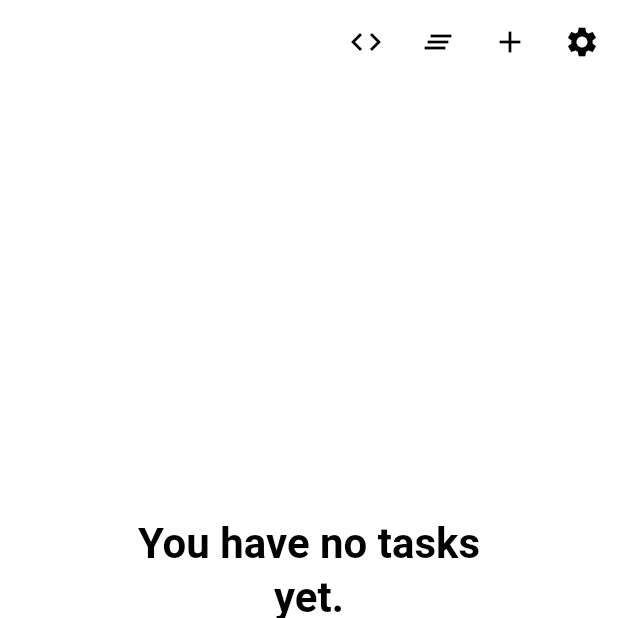
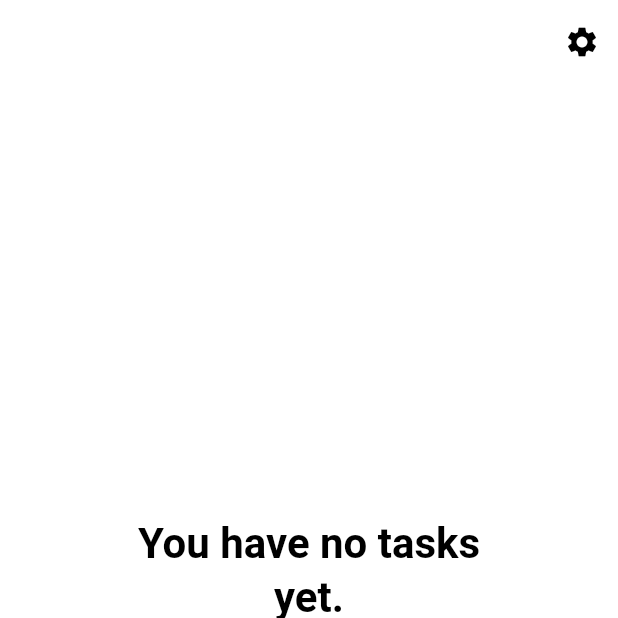
Before and after one commit to ytskk/taskline, a Flutter app: the screen it shows after launch, on a phone screen of 412 x 824 dp, the top half of it. Run offline on Flutter 3.47's test engine with Material 2 defaults, Android fonts, the phone set to English and light mode, and no system bars; drawn by our look-alikes of dynamic_color; our stand-ins replace flutter_riverpod, package_info_plus, shared_preferences.

Commit message:
theme changing animation. theme optimization.

```diff
--- a/lib/app.dart
+++ b/lib/app.dart
@@ -1,9 +1,7 @@
 import 'package:dynamic_color/dynamic_color.dart';
-// import 'package:dynamic_colorscheme/dynamic_colorscheme.dart';
 import 'package:flutter/material.dart';
 import 'package:flutter_riverpod/flutter_riverpod.dart';
-import 'package:taskline/shared/providers/tasks_clear_period_provider.dart';
-import 'package:taskline/shared/providers/theme_provider.dart';
+import 'package:taskline/shared/shared.dart';
 
 import 'features/features.dart';
 
@@ -39,24 +37,21 @@ class _AppState extends ConsumerState<App> {
 
     return DynamicColorBuilder(
       builder: (ColorScheme? lightDynamic, ColorScheme? darkDynamic) {
+        final ColorScheme lightColorScheme = lightDynamic?.copyWith(
+              surface: lightDynamic.onInverseSurface,
+            ) ??
+            light;
+        final ColorScheme darkColorScheme = darkDynamic?.copyWith() ?? dark;
+
         return Consumer(
           builder: (BuildContext context, WidgetRef ref, Widget? child) {
             final ThemeMode themeMode = ref.watch(themeModeProvider);
 
             return MaterialApp(
-              theme: ThemeData(
-                colorScheme: lightDynamic?.copyWith(
-                      surface: lightDynamic.onInverseSurface,
-                    ) ??
-                    light,
-                useMaterial3: true,
-              ),
-              darkTheme: ThemeData(
-                colorScheme: darkDynamic ?? dark,
-                brightness: Brightness.dark,
-                useMaterial3: true,
-              ),
+              theme: _configureThemeData(lightColorScheme),
+              darkTheme: _configureThemeData(darkColorScheme),
               themeMode: themeMode,
+              debugShowCheckedModeBanner: false,
               home: const TasksScreen(),
             );
           },
@@ -64,4 +59,16 @@ class _AppState extends ConsumerState<App> {
       },
     );
   }
+
+  ThemeData _configureThemeData(ColorScheme colorScheme) {
+    return ThemeData(
+      colorScheme: colorScheme,
+      useMaterial3: true,
+      scaffoldBackgroundColor: colorScheme.surface,
+      bottomAppBarColor: colorScheme.surfaceVariant,
+      appBarTheme: AppBarTheme(
+        backgroundColor: colorScheme.surface,
+      ),
+    );
+  }
 }
--- a/lib/features/settings/view/about_screen.dart
+++ b/lib/features/settings/view/about_screen.dart
@@ -12,9 +12,7 @@ class AboutScreen extends StatelessWidget {
     final theme = Theme.of(context);
 
     return Scaffold(
-      backgroundColor: theme.colorScheme.surface,
       appBar: AppBar(
-        backgroundColor: theme.colorScheme.surface,
         title: Text('About'),
       ),
       body: Center(
--- a/lib/shared/providers/filtered_tasks.dart
+++ b/lib/features/tasks/providers/cleared_tasks_provider.dart
@@ -1,8 +1,7 @@
 import 'package:flutter_riverpod/flutter_riverpod.dart';
 import 'package:taskline/features/features.dart';
-import 'package:taskline/shared/providers/tasks_clear_period_provider.dart';
-import 'package:taskline/shared/shared.dart';
 
+/// Hides completed tasks.
 final clearedTasksProvider = Provider<List<Task>>(
   (ref) {
     final tasks = ref.watch(taskListProvider);
--- a/lib/features/tasks/providers/filtered_tasks_provider.dart
+++ b/lib/features/tasks/providers/filtered_tasks_provider.dart
@@ -1,7 +1,7 @@
 import 'package:flutter_riverpod/flutter_riverpod.dart';
 import 'package:taskline/features/features.dart';
-import 'package:taskline/shared/providers/filtered_tasks.dart';
 
+/// Filters tasks according to [TaskFilter] from [taskFilterProvider].
 final filteredProvider = Provider<List<Task>>(
   (ref) {
     final TaskFilter filter = ref.watch(taskFilterProvider);
--- a/lib/features/tasks/providers/providers.dart
+++ b/lib/features/tasks/providers/providers.dart
@@ -1,2 +1,5 @@
 export 'filtered_tasks_provider.dart';
 export 'task_filter_provider.dart';
+export 'cleared_tasks_provider.dart';
+export 'task_list_provider.dart';
+export 'tasks_clear_period_provider.dart';
--- a/lib/features/tasks/providers/task_filter_provider.dart
+++ b/lib/features/tasks/providers/task_filter_provider.dart
@@ -1,6 +1,7 @@
 import 'package:flutter_riverpod/flutter_riverpod.dart';
 import 'package:taskline/features/features.dart';
 
+/// Controls filter option.
 final taskFilterProvider = StateProvider<TaskFilter>((ref) {
   return TaskFilter.all;
 });
--- a/lib/shared/providers/task_list_provider.dart
+++ b/lib/features/tasks/providers/task_list_provider.dart
@@ -2,12 +2,12 @@ import 'dart:developer';
 
 import 'package:flutter_riverpod/flutter_riverpod.dart';
 import 'package:taskline/features/features.dart';
-import 'package:taskline/shared/providers/tasks_clear_period_provider.dart';
 import 'package:taskline/shared/shared.dart';
 import 'package:uuid/uuid.dart';
 
 const _uuid = Uuid();
 
+/// Provider list of all saved tasks.
 final taskListProvider =
     StateNotifierProvider<TaskListNotifier, List<Task>>((ref) {
   final sharedUtil = ref.watch(sharedUtilityProvider);
--- a/lib/shared/providers/tasks_clear_period_provider.dart
+++ b/lib/features/tasks/providers/tasks_clear_period_provider.dart
@@ -1,6 +1,7 @@
 import 'package:flutter_riverpod/flutter_riverpod.dart';
 import 'package:taskline/shared/shared.dart';
 
+/// Control clear period of completed tasks.
 final tasksClearPeriodProvider =
     StateNotifierProvider<TasksClearPeriodNotifier, int>((ref) {
   final sharedUtil = ref.watch(sharedUtilityProvider);
--- a/lib/features/tasks/view/tasks_screen.dart
+++ b/lib/features/tasks/view/tasks_screen.dart
@@ -18,7 +18,6 @@ class _TasksScreenState extends ConsumerState<TasksScreen> {
     final isTasksListNotEmpty = ref.watch(taskListProvider).isNotEmpty;
 
     return Scaffold(
-      backgroundColor: colorScheme.surface,
       bottomNavigationBar: AnimatedSlide(
         offset: Offset(0, isTasksListNotEmpty ? 0 : 1),
         duration: const Duration(milliseconds: 200),
@@ -43,31 +42,31 @@ class _TasksScreenState extends ConsumerState<TasksScreen> {
         ),
       ),
       appBar: AppBar(
-        backgroundColor: colorScheme.surface,
         actions: [
-          IconButton(
-            onPressed: () {
-              ref.read(sharedUtilityProvider).getPreferencesString();
-            },
-            icon: Icon(Icons.code),
-            tooltip: 'Get string',
-          ),
-          IconButton(
-            onPressed: () {
-              ref.read(taskListProvider.notifier).clear();
-            },
-            icon: Icon(Icons.clear_all),
-            tooltip: 'Clear all tasks',
-          ),
-          IconButton(
-            onPressed: () {
-              ref
-                  .read(taskListProvider.notifier)
-                  .add('task ${ref.read(taskListProvider).length + 1}');
-            },
-            icon: Icon(Icons.add),
-            tooltip: 'Add mock task',
-          ),
+          // // Debug buttons.
+          // IconButton(
+          //   onPressed: () {
+          //     ref.read(sharedUtilityProvider).getPreferencesString();
+          //   },
+          //   icon: Icon(Icons.code),
+          //   tooltip: 'Get string',
+          // ),
+          // IconButton(
+          //   onPressed: () {
+          //     ref.read(taskListProvider.notifier).clear();
+          //   },
+          //   icon: Icon(Icons.clear_all),
+          //   tooltip: 'Clear all tasks',
+          // ),
+          // IconButton(
+          //   onPressed: () {
+          //     ref
+          //         .read(taskListProvider.notifier)
+          //         .add('task ${ref.read(taskListProvider).length + 1}');
+          //   },
+          //   icon: Icon(Icons.add),
+          //   tooltip: 'Add mock task',
+          // ),
           IconButton(
             onPressed: () {
               Navigator.of(context).push(
--- a/lib/features/tasks/widgets/task_item.dart
+++ b/lib/features/tasks/widgets/task_item.dart
@@ -88,12 +88,13 @@ class _TaskItemState extends ConsumerState<TaskItem>
         splashColor: Colors.transparent,
         // fillColor: Colors.blueAccent,
         child: AnimatedDefaultTextStyle(
-          duration: const Duration(milliseconds: 150),
-          curve: Curves.easeInOut,
+          duration: const Duration(milliseconds: 300),
+          curve: Curves.easeOut,
           style: theme.textTheme.bodyLarge!.copyWith(
             decoration: _matchDecorationByStatus(context, widget.task.status),
             color: _matchColorByStatus(context, widget.task.status),
             fontWeight: FontWeight.w500,
+            fontSize: 17,
           ),
           child: Text(
             widget.task.name,
--- a/lib/features/test_theme/test_theme_screen.dart
+++ b/lib/features/test_theme/test_theme_screen.dart
@@ -122,7 +122,6 @@ class TestThemeScreen extends StatelessWidget {
 
     return Scaffold(
       appBar: AppBar(),
-      backgroundColor: colorScheme.surface,
       body: CustomScrollView(
         slivers: [
           SliverPadding(
--- a/lib/shared/providers/providers.dart
+++ b/lib/shared/providers/providers.dart
@@ -1,3 +1,3 @@
 export 'shared_utility_provider.dart';
-export 'task_list_provider.dart';
+export '../../features/tasks/providers/task_list_provider.dart';
 export 'theme_provider.dart';
--- a/lib/shared/providers/shared_utility_provider.dart
+++ b/lib/shared/providers/shared_utility_provider.dart
@@ -64,7 +64,6 @@ class SharedUtility {
 
   List<Task> loadTasks() {
     final json = _loadTasksString();
-    // final int clearPeriod = loadTasksClearPeriod();
 
     if (json == null || json.isEmpty) {
       return [];
--- a/lib/shared/providers/theme_provider.dart
+++ b/lib/shared/providers/theme_provider.dart
@@ -22,13 +22,11 @@ class ThemeModeNotifier extends StateNotifier<ThemeMode> {
 
   void setThemeMode(ThemeMode themeMode) {
     state = themeMode;
+
     _saveThemeMode();
-    // ref.watch(sharedUtilityProvider).setThemeMode(themeMode);
-    // notifyListeners();
   }
 
   void loadThemeMode() {
-    // return ref.watch(sharedUtilityProvider).loadThemeMode();
     final data = sharedUtility.loadThemeMode();
 
     state = data;
--- a/pubspec.yaml
+++ b/pubspec.yaml
@@ -3,7 +3,7 @@ description: Manage your tasks with a single line.
 
 publish_to: "none"
 
-version: 0.1.0+1
+version: 0.2.0+1
 
 environment:
   sdk: ">=2.17.6 <3.0.0"
```
Also changed, not shown: lib/features/settings/view/settings_screen.dart (+11 -6 lines), lib/features/test_theme/test_theme_item.dart (+6 -1 lines).
